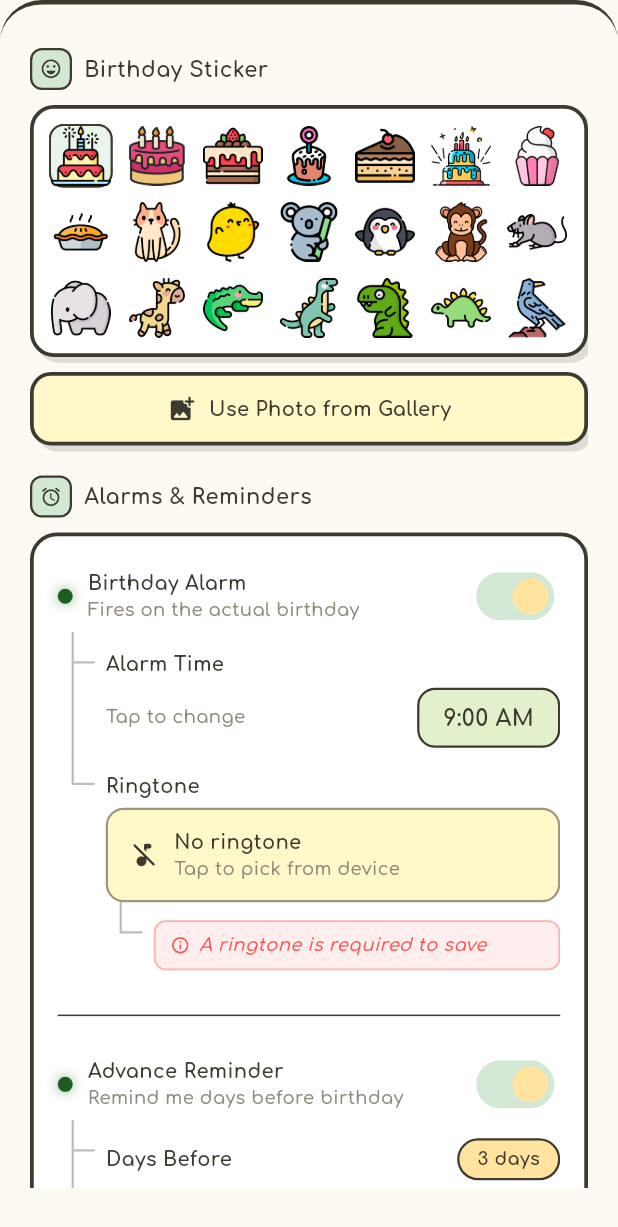
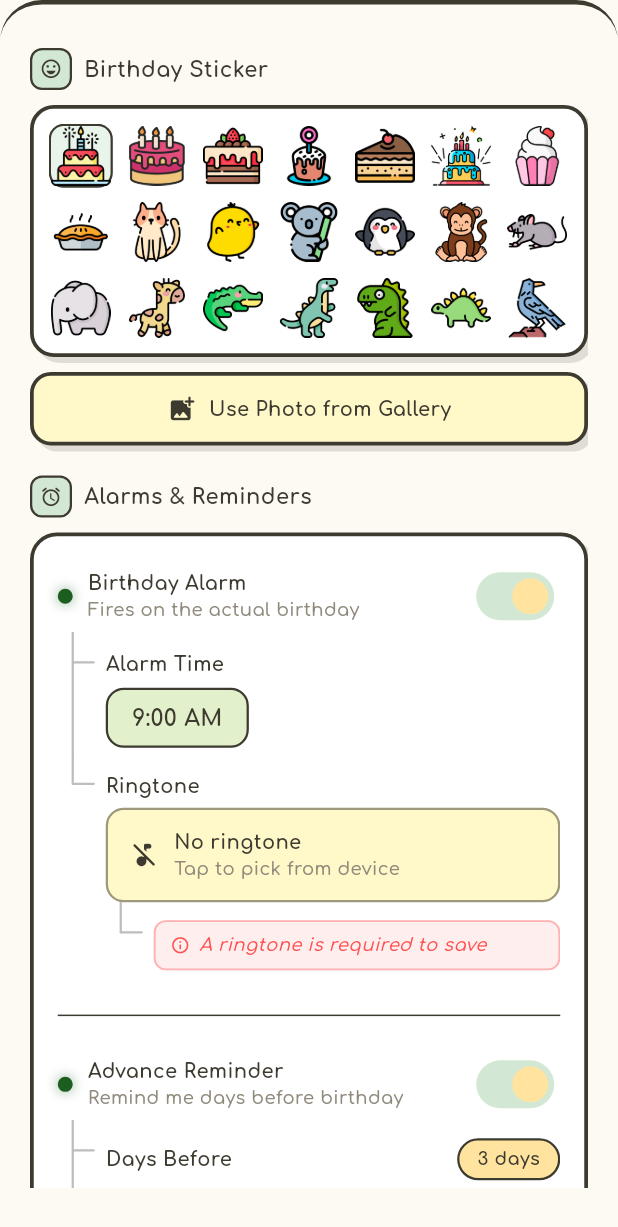
Before and after one commit to KavimugilRajasekar/Saengil-Alrim, a Flutter app: the AddBirthdayScreen widget shown alone on an empty page, opened directly, scrolled down 576 dp, on a phone screen of 412 x 824 dp. Shown: the top 1227 px of the screen. Run offline on Flutter 3.47's test engine with Material 3 defaults, Android fonts, the phone set to English and light mode, and no system bars; our stand-ins replace file_picker, image_picker, shared_preferences; missing offline and left inert: alarm; accounts and stored records are empty.

Commit message:
Ui Updated

```diff
--- a/lib/screens/add_birthday_screen.dart
+++ b/lib/screens/add_birthday_screen.dart
@@ -93,7 +93,7 @@ class _AddBirthdayScreenState extends State<AddBirthdayScreen>
       _selectedColorIndex = b.avatarColorIndex;
       _enableDDayAlarm = b.enableDDayAlarm;
       _enableReminderAlarm = b.enableThreeDaysAlarm;
-      _reminderDays = b.customAlarmDays;
+      _reminderDays = b.customAlarmDays.clamp(1, 14);
       _dDayAlarmTime = _parseTime(b.dDayAlarmTimeStr);
       _selectedDDayRingtonePath = b.dDayRingtonePath;
       _selectedDDayRingtoneName = b.dDayRingtoneName;
@@ -571,25 +571,17 @@ class _AddBirthdayScreenState extends State<AddBirthdayScreen>
             style: AppStyles.bodyBubblyBold.copyWith(fontSize: 13.0),
           ),
           const SizedBox(height: 6),
-          Row(
-            mainAxisAlignment: MainAxisAlignment.spaceBetween,
-            children: [
-              Text('Tap to change', style: AppStyles.captionBubbly),
           Container(
-                padding:
-                    const EdgeInsets.symmetric(horizontal: 16, vertical: 8),
+            padding: const EdgeInsets.symmetric(horizontal: 16, vertical: 8),
             decoration: BoxDecoration(
               color: AppColors.pastelMint,
               borderRadius: BorderRadius.circular(12),
-                  border:
-                      Border.all(color: AppColors.accentBorder, width: 1.5),
+              border: Border.all(color: AppColors.accentBorder, width: 1.5),
             ),
             child: Text(
               _formatDisplayTime(time),
               style: AppStyles.bodyBubblyBold.copyWith(fontSize: 15),
             ),
-              ),
-            ],
           ),
         ],
       ),
@@ -991,9 +983,7 @@ class _AddBirthdayScreenState extends State<AddBirthdayScreen>
                     Border.all(color: AppColors.accentBorder, width: 1.5),
               ),
               child: Text(
-                _reminderDays == 0
-                    ? 'Same day'
-                    : '$_reminderDays day${_reminderDays > 1 ? 's' : ''}',
+                '$_reminderDays day${_reminderDays > 1 ? 's' : ''}',
                 style: AppStyles.bodyBubblyBold.copyWith(fontSize: 12),
               ),
             ),
@@ -1012,9 +1002,9 @@ class _AddBirthdayScreenState extends State<AddBirthdayScreen>
           ),
           child: Slider(
             value: _reminderDays.toDouble(),
-            min: 0,
+            min: 1,
             max: 14,
-            divisions: 14,
+            divisions: 13,
             onChanged: (v) => setState(() => _reminderDays = v.round()),
           ),
         ),
```
Lines whose indentation alone changed are shown as unchanged.
